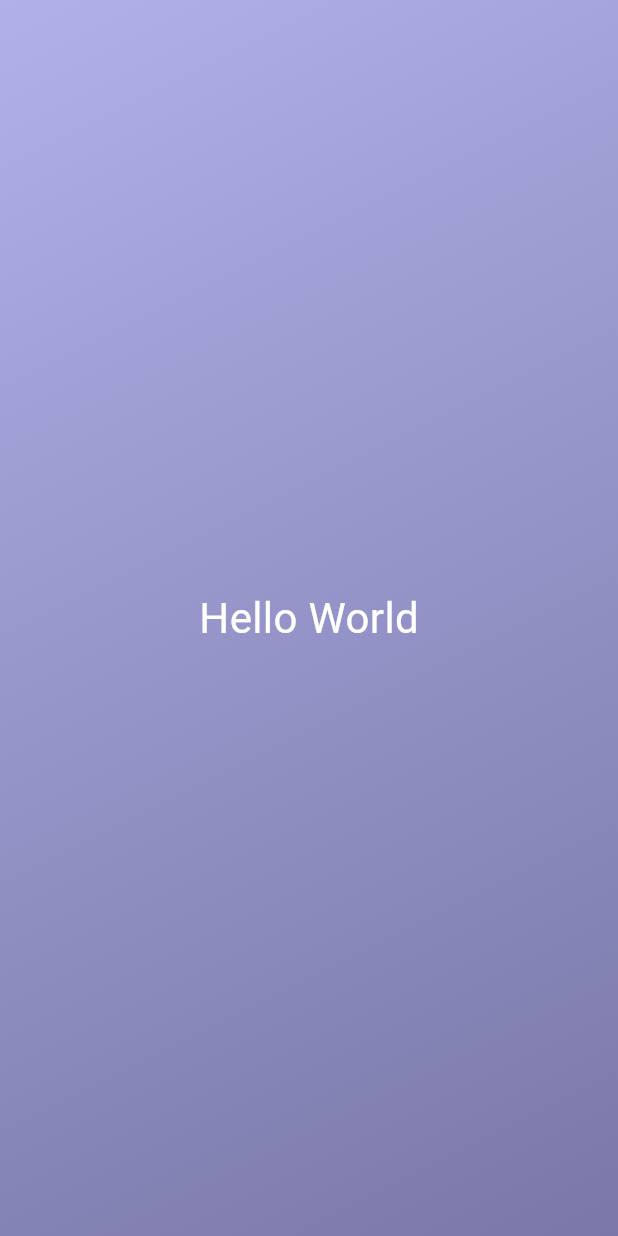
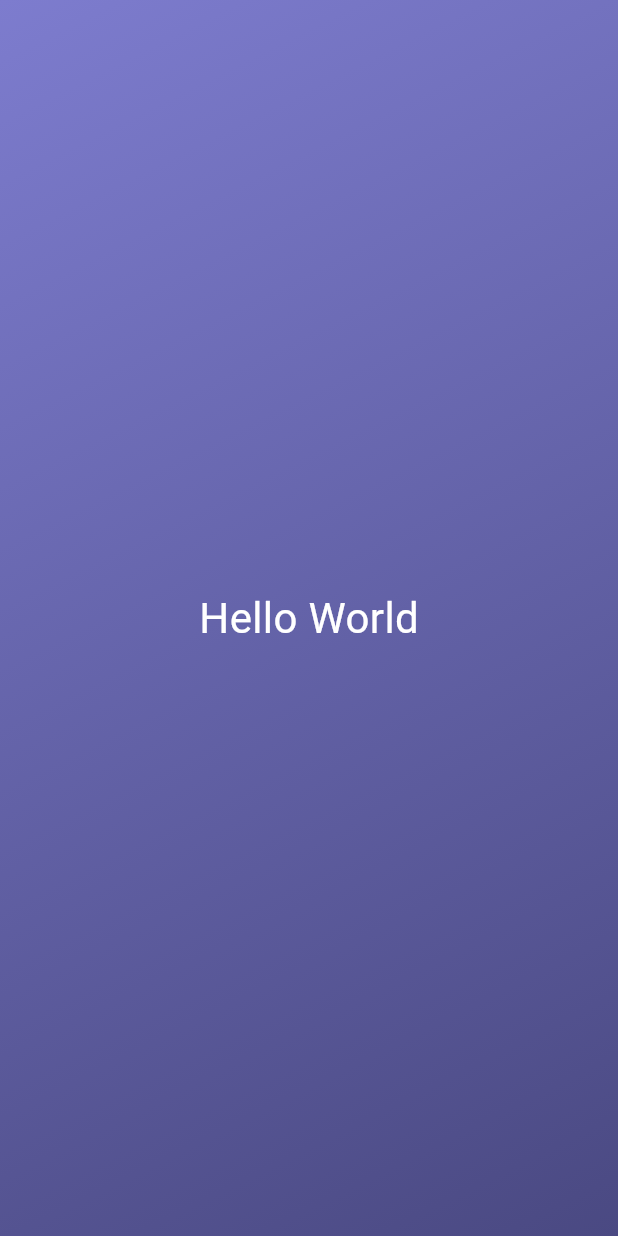
Before and after one commit to ahmedsilinii/roll_dice, a Flutter app: the screen it shows after launch, on a phone screen of 412 x 824 dp. Run offline on Flutter 3.47's test engine with Material 3 defaults, Android fonts, the phone set to English and light mode, and no system bars.

Commit message:
exported GradientContainer

```diff
--- a/lib/main.dart
+++ b/lib/main.dart
@@ -4,15 +4,22 @@ import 'package:flutter/widgets.dart';
 void main() {
   runApp(
     MaterialApp(
-      home: Scaffold(
-        body: Container(
+      home: Scaffold(body: GradientContainer()),
+    ),
+  );
+}
+
+class GradientContainer extends StatelessWidget {
+  @override
+  Widget build(BuildContext context) {
+    return Container(
       decoration: const BoxDecoration(
         gradient: LinearGradient(
           begin: Alignment.topLeft,
           end: Alignment.bottomRight,
           colors: [
-                Color.fromARGB(255, 177, 176, 232),
-                Color.fromARGB(255, 121, 120, 168),
+            Color.fromARGB(255, 125, 124, 206),
+            Color.fromARGB(255, 74, 73, 130),
           ],
         ),
       ),
@@ -25,8 +32,6 @@ void main() {
           ),
         ),
       ),
-        ),
-      ),
-    ),
     );
   }
+}
```
Lines whose indentation alone changed are shown as unchanged.
